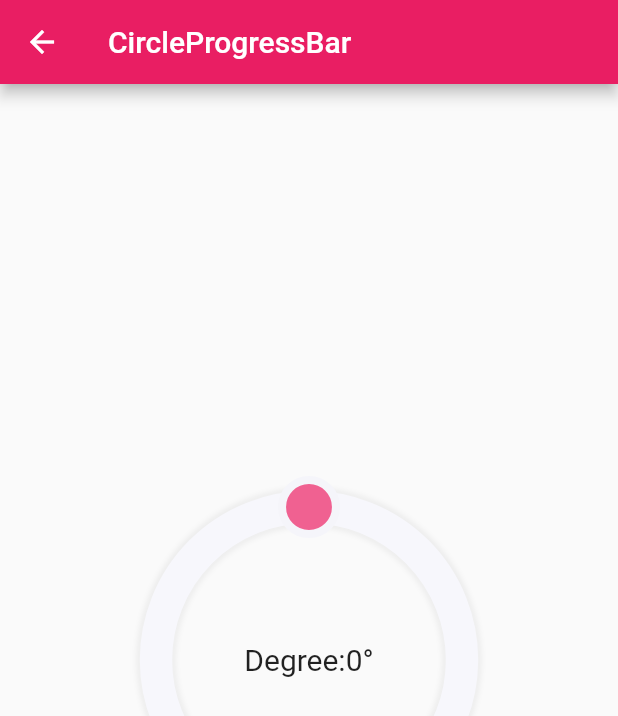
After one commit to yumi0629/FlutterUI, a Flutter app: the ProgressBarPage screen opened by its route, on a phone screen of 412 x 824 dp. The commit adds this screen. Shown: the top 716 px of the screen. Run offline on Flutter 3.47's test engine with Material 2 defaults, Android fonts, the phone set to English and light mode, and no system bars; drawn by our look-alikes of oktoast.

Commit message:
update circle progress bar.

```diff
--- /dev/null
+++ b/lib/circleprogressbar/circle_progress_bar.dart
@@ -0,0 +1,239 @@
+import 'dart:math';
+
+import 'package:flutter/material.dart';
+
+typedef ProgressChanged<double> = void Function(double value);
+
+num degToRad(num deg) => deg * (pi / 180.0);
+
+num radToDeg(num rad) => rad * (180.0 / pi);
+
+class CircleProgressBar extends StatefulWidget {
+  final double radius;
+  final double progress;
+  final double dotRadius;
+  final double shadowWidth;
+  final Color shadowColor;
+  final Color dotColor;
+  final Color dotEdgeColor;
+  final Color ringColor;
+
+  final ProgressChanged progressChanged;
+
+  const CircleProgressBar({
+    Key key,
+    @required this.radius,
+    @required this.dotRadius,
+    @required this.dotColor,
+    this.shadowWidth = 2.0,
+    this.shadowColor = Colors.black12,
+    this.ringColor = const Color(0XFFF7F7FC),
+    this.dotEdgeColor = const Color(0XFFF5F5FA),
+    this.progress,
+    this.progressChanged,
+  }) : super(key: key);
+
+  @override
+  State<StatefulWidget> createState() => _CircleProgressState();
+}
+
+class _CircleProgressState extends State<CircleProgressBar>
+    with SingleTickerProviderStateMixin {
+  AnimationController progressController;
+  bool isValidTouch = false;
+  final GlobalKey paintKey = GlobalKey();
+
+  @override
+  void initState() {
+    super.initState();
+    progressController =
+        AnimationController(duration: Duration(milliseconds: 300), vsync: this);
+    if (widget.progress != null) progressController.value = widget.progress;
+    progressController.addListener(() {
+      if (widget.progressChanged != null)
+        widget.progressChanged(progressController.value);
+      setState(() {});
+    });
+  }
+
+  @override
+  void dispose() {
+    progressController.dispose();
+    super.dispose();
+  }
+
+  @override
+  Widget build(BuildContext context) {
+    final double width = widget.radius * 2.0;
+    final size = new Size(width, width);
+    return GestureDetector(
+      onPanStart: _onPanStart,
+      onPanUpdate: _onPanUpdate,
+      onPanEnd: _onPanEnd,
+      child: Container(
+        alignment: FractionalOffset.center,
+        child: CustomPaint(
+          key: paintKey,
+          size: size,
+          painter: ProgressPainter(
+              dotRadius: widget.dotRadius,
+              shadowWidth: widget.shadowWidth,
+              shadowColor: widget.shadowColor,
+              ringColor: widget.ringColor,
+              dotColor: widget.dotColor,
+              dotEdgeColor: widget.dotEdgeColor,
+              progress: progressController.value),
+        ),
+      ),
+    );
+  }
+
+  void _onPanStart(DragStartDetails details) {
+    RenderBox getBox = paintKey.currentContext.findRenderObject();
+    Offset local = getBox.globalToLocal(details.globalPosition);
+    isValidTouch = _checkValidTouch(local);
+    if (!isValidTouch) {
+      return;
+    }
+  }
+
+  void _onPanUpdate(DragUpdateDetails details) {
+    if (!isValidTouch) {
+      return;
+    }
+    RenderBox getBox = paintKey.currentContext.findRenderObject();
+    Offset local = getBox.globalToLocal(details.globalPosition);
+    final double x = local.dx;
+    final double y = local.dy;
+    final double center = widget.radius;
+    double radians = atan((x - center) / (center - y));
+    if (y > center) {
+      radians = radians + degToRad(180.0);
+    } else if (x < center) {
+      radians = radians + degToRad(360.0);
+    }
+    progressController.value = radians / degToRad(360.0);
+  }
+
+  void _onPanEnd(DragEndDetails details) {
+    if (!isValidTouch) {
+      return;
+    }
+  }
+
+  bool _checkValidTouch(Offset pointer) {
+    final double validInnerRadius = widget.radius - widget.dotRadius * 3;
+    final double dx = pointer.dx;
+    final double dy = pointer.dy;
+    final double distanceToCenter =
+        sqrt(pow(dx - widget.radius, 2) + pow(dy - widget.radius, 2));
+    if (distanceToCenter < validInnerRadius ||
+        distanceToCenter > widget.radius) {
+      return false;
+    }
+    return true;
+  }
+}
+
+class ProgressPainter extends CustomPainter {
+  final double dotRadius;
+  final double shadowWidth;
+  final Color shadowColor;
+  final Color dotColor;
+  final Color dotEdgeColor;
+  final Color ringColor;
+  final double progress;
+
+  ProgressPainter({
+    this.dotRadius,
+    this.shadowWidth = 2.0,
+    this.shadowColor = Colors.black12,
+    this.ringColor = const Color(0XFFF7F7FC),
+    this.dotColor,
+    this.dotEdgeColor = const Color(0XFFF5F5FA),
+    this.progress,
+  });
+
+  @override
+  void paint(Canvas canvas, Size size) {
+    final double center = size.width * 0.5;
+    final Offset offsetCenter = Offset(center, center);
+    final double drawRadius = size.width * 0.5 - dotRadius;
+    final angle = 360.0 * progress;
+    final double radians = degToRad(angle);
+
+    final double radiusOffset = dotRadius * 0.4;
+    final double outerRadius = center - radiusOffset;
+    final double innerRadius = center - dotRadius * 2 + radiusOffset;
+
+    // draw shadow.
+    final shadowPaint = Paint()
+      ..style = PaintingStyle.stroke
+      ..color = shadowColor
+      ..strokeWidth = shadowWidth
+      ..maskFilter = MaskFilter.blur(BlurStyle.normal, shadowWidth);
+    canvas.drawCircle(offsetCenter, outerRadius, shadowPaint);
+    canvas.drawCircle(offsetCenter, innerRadius, shadowPaint);
+
+    // draw ring.
+    final ringPaint = Paint()
+      ..style = PaintingStyle.stroke
+      ..color = ringColor
+      ..strokeWidth = (outerRadius - innerRadius);
+    canvas.drawCircle(offsetCenter, drawRadius, ringPaint);
+
+    final Color currentDotColor = Color.alphaBlend(
+        dotColor.withOpacity(0.7 + (0.3 * progress)), Colors.white);
+
+    // draw progress.
+    if (progress > 0.0) {
+      final progressWidth = outerRadius - innerRadius + radiusOffset;
+      final double offset = asin(progressWidth * 0.5 / drawRadius);
+      if (radians > offset) {
+        canvas.save();
+        canvas.translate(0.0, size.width);
+        canvas.rotate(degToRad(-90.0));
+        final Gradient gradient = new SweepGradient(
+          endAngle: degToRad(angle),
+          colors: [
+            Colors.white,
+            currentDotColor,
+          ],
+        );
+        final Rect arcRect =
+            Rect.fromCircle(center: offsetCenter, radius: drawRadius);
+        final progressPaint = Paint()
+          ..style = PaintingStyle.stroke
+          ..strokeCap = StrokeCap.round
+          ..strokeWidth = progressWidth
+          ..shader = gradient.createShader(arcRect);
+        canvas.drawArc(
+            arcRect, offset, degToRad(angle) - offset, false, progressPaint);
+        canvas.restore();
+      }
+    }
+
+    // draw dot.
+    final double dx = center + drawRadius * sin(radians);
+    final double dy = center - drawRadius * cos(radians);
+    final dotPaint = Paint()..color = currentDotColor;
+    canvas.drawCircle(new Offset(dx, dy), dotRadius, dotPaint);
+    dotPaint
+      ..color = dotEdgeColor
+      ..style = PaintingStyle.stroke
+      ..strokeWidth = dotRadius * 0.3;
+    canvas.drawCircle(new Offset(dx, dy), dotRadius, dotPaint);
+
+//    canvas.drawLine(
+//        Offset(center, 0.0),
+//        Offset(center, size.height),
+//        Paint()
+//          ..strokeWidth = 1.0
+//          ..color = Colors.black);  // 测试基准线
+  }
+
+  @override
+  bool shouldRepaint(CustomPainter oldDelegate) {
+    return true;
+  }
+}
--- /dev/null
+++ b/lib/circleprogressbar/progress_bar_page.dart
@@ -0,0 +1,38 @@
+import 'package:flutter/material.dart';
+import 'package:flutter_ui/circleprogressbar/circle_progress_bar.dart';
+
+class ProgressBarPage extends StatefulWidget {
+  @override
+  State<StatefulWidget> createState() => ProgressBarState();
+}
+
+class ProgressBarState extends State<ProgressBarPage> {
+  double progress = 0.0;
+
+  @override
+  Widget build(BuildContext context) {
+    return Scaffold(
+      appBar: AppBar(
+        title: Text('CircleProgressBar'),
+      ),
+      body: Stack(
+        alignment: Alignment.center,
+        children: <Widget>[
+          Text('Degree:${(progress * 360.0).round()}°',style: TextStyle(fontSize: 20.0),),
+          CircleProgressBar(
+            radius: 120.0,
+            dotColor: Colors.pink,
+            dotRadius: 18.0,
+            shadowWidth: 2.0,
+            progress: 0.0,
+            progressChanged: (value) {
+              setState(() {
+                progress = value;
+              });
+            },
+          ),
+        ],
+      ),
+    );
+  }
+}
--- a/lib/main.dart
+++ b/lib/main.dart
@@ -1,4 +1,5 @@
 import 'package:flutter/material.dart';
+import 'package:flutter_ui/circleprogressbar/progress_bar_page.dart';
 import 'package:flutter_ui/draglike/drag_like.dart';
 import 'package:flutter_ui/route.dart';
 import 'package:flutter_ui/sharedelement/shared_element_shop.dart';
@@ -28,6 +29,7 @@ class MyApp extends StatelessWidget {
             UIRoute.sharedElement: (_) => ShopPage(),
             UIRoute.sliver: (_) => SliverPage(),
             UIRoute.dragLike: (_) => DragLikePage(),
+            UIRoute.circleProgressBar: (_) => ProgressBarPage(),
           },
         ));
   }
@@ -171,4 +173,9 @@ final List<_MenuData> menus = [
     icon: Icons.insert_photo,
     routeName: UIRoute.dragLike,
   ),
+  const _MenuData(
+    title: 'Circle Progress Bar',
+    icon: Icons.blur_circular,
+    routeName: UIRoute.circleProgressBar,
+  ),
 ];
--- a/lib/route.dart
+++ b/lib/route.dart
@@ -3,4 +3,5 @@ abstract class UIRoute{
   static const String sharedElement = 'shared_element';
   static const String sliver = 'sliver';
   static const String dragLike = 'drag_like';
+  static const String circleProgressBar = 'circle_progress_bar';
 }
```
